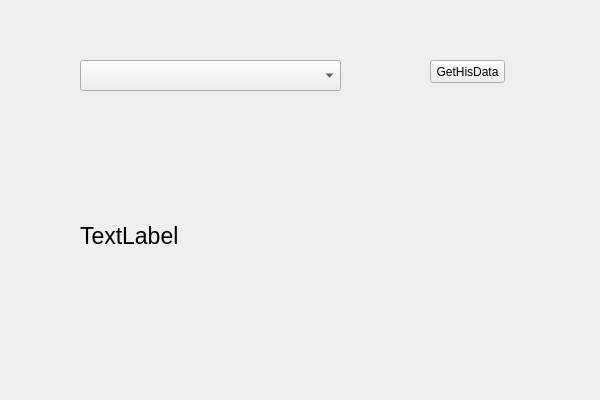
This is TlsAquireData/tlsaquiredata.ui in spartawwy/FForcast_train as Qt 5 draws it before an edit. The edited form follows.
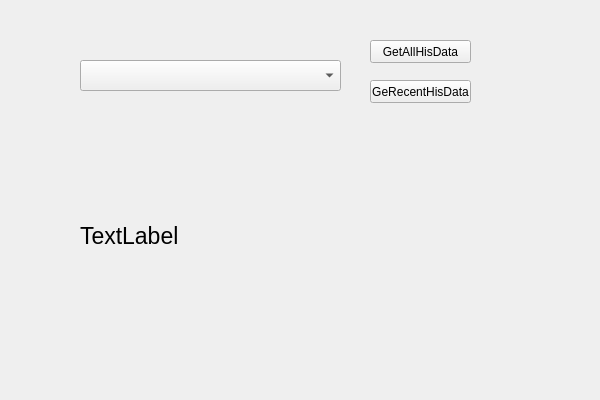
This is the edited form.

What changed in the file:
```diff
--- a/TlsAquireData/tlsaquiredata.ui
+++ b/TlsAquireData/tlsaquiredata.ui
@@ -16,14 +16,14 @@
   <widget class="QPushButton" name="btnGetHisData">
    <property name="geometry">
     <rect>
-     <x>430</x>
-     <y>60</y>
-     <width>75</width>
+     <x>370</x>
+     <y>40</y>
+     <width>101</width>
      <height>23</height>
     </rect>
    </property>
    <property name="text">
-    <string>GetHisData</string>
+    <string>GetAllHisData</string>
    </property>
   </widget>
   <widget class="QLabel" name="lab_information">
@@ -54,6 +54,19 @@
     </rect>
    </property>
   </widget>
+  <widget class="QPushButton" name="btnGetRecentHisData">
+   <property name="geometry">
+    <rect>
+     <x>370</x>
+     <y>80</y>
+     <width>101</width>
+     <height>23</height>
+    </rect>
+   </property>
+   <property name="text">
+    <string>GeRecentHisData</string>
+   </property>
+  </widget>
  </widget>
  <layoutdefault spacing="6" margin="11"/>
  <resources>
```
